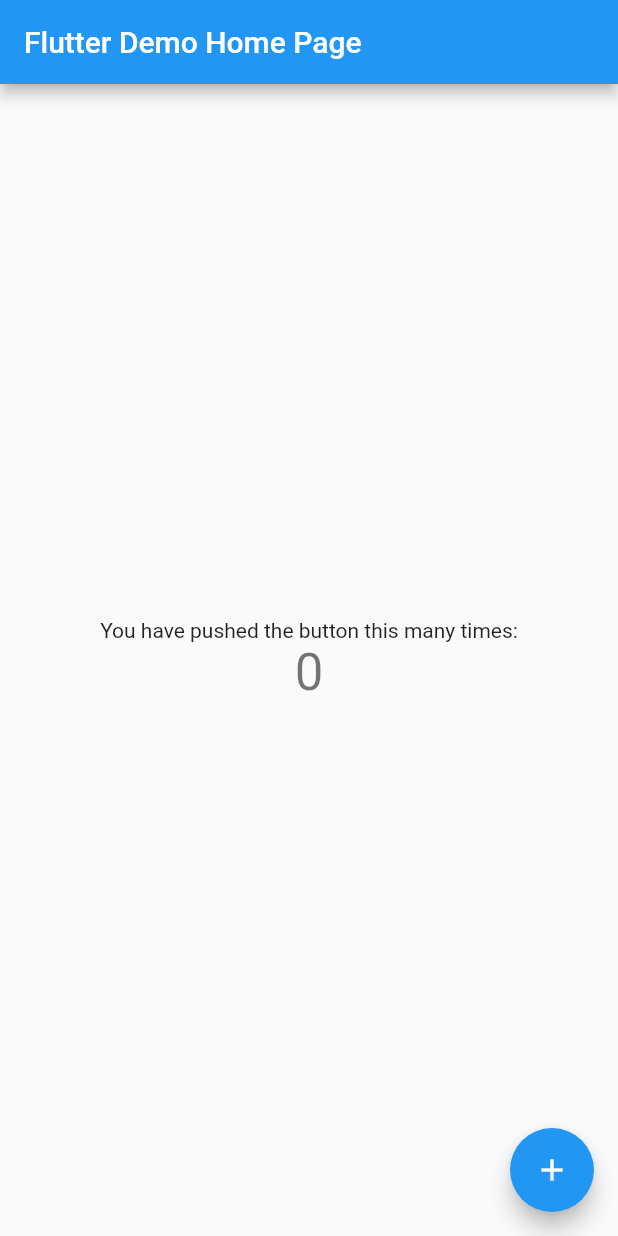
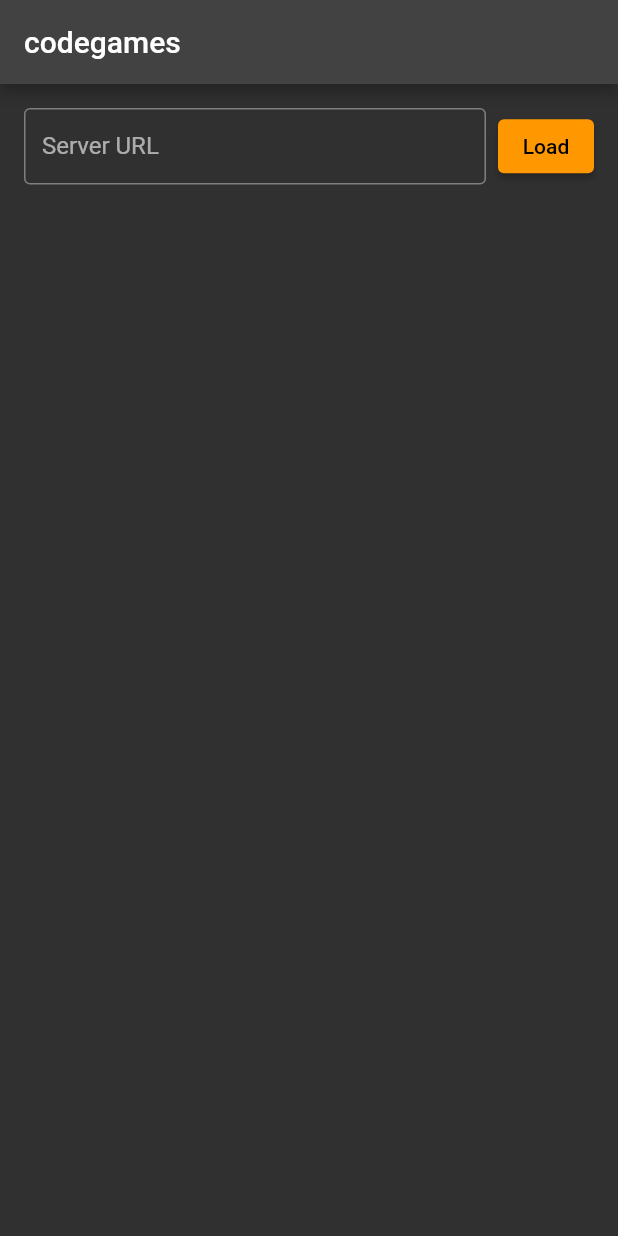
Before and after one commit to PixelSam123/codegames_frontend_native, a Flutter app: the screen it shows after launch, on a phone screen of 412 x 824 dp. Run offline on Flutter 3.47's test engine with Material 2 defaults, Android fonts, the phone set to English and light mode, and no system bars.

Commit message:
prepare main file

```diff
--- a/lib/main.dart
+++ b/lib/main.dart
@@ -7,109 +7,58 @@ void main() {
 class MyApp extends StatelessWidget {
   const MyApp({super.key});
 
-  // This widget is the root of your application.
   @override
   Widget build(BuildContext context) {
     return MaterialApp(
-      title: 'Flutter Demo',
+      title: 'codegames',
       theme: ThemeData(
-        // This is the theme of your application.
-        //
-        // Try running your application with "flutter run". You'll see the
-        // application has a blue toolbar. Then, without quitting the app, try
-        // changing the primarySwatch below to Colors.green and then invoke
-        // "hot reload" (press "r" in the console where you ran "flutter run",
-        // or simply save your changes to "hot reload" in a Flutter IDE).
-        // Notice that the counter didn't reset back to zero; the application
-        // is not restarted.
-        primarySwatch: Colors.blue,
+        primarySwatch: Colors.orange,
+        brightness: Brightness.dark,
       ),
-      home: const MyHomePage(title: 'Flutter Demo Home Page'),
+      home: const MyHomePage(),
     );
   }
 }
 
 class MyHomePage extends StatefulWidget {
-  const MyHomePage({super.key, required this.title});
-
-  // This widget is the home page of your application. It is stateful, meaning
-  // that it has a State object (defined below) that contains fields that affect
-  // how it looks.
-
-  // This class is the configuration for the state. It holds the values (in this
-  // case the title) provided by the parent (in this case the App widget) and
-  // used by the build method of the State. Fields in a Widget subclass are
-  // always marked "final".
-
-  final String title;
+  const MyHomePage({super.key});
 
   @override
   State<MyHomePage> createState() => _MyHomePageState();
 }
 
 class _MyHomePageState extends State<MyHomePage> {
-  int _counter = 0;
-
-  void _incrementCounter() {
-    setState(() {
-      // This call to setState tells the Flutter framework that something has
-      // changed in this State, which causes it to rerun the build method below
-      // so that the display can reflect the updated values. If we changed
-      // _counter without calling setState(), then the build method would not be
-      // called again, and so nothing would appear to happen.
-      _counter++;
-    });
-  }
-
   @override
   Widget build(BuildContext context) {
-    // This method is rerun every time setState is called, for instance as done
-    // by the _incrementCounter method above.
-    //
-    // The Flutter framework has been optimized to make rerunning build methods
-    // fast, so that you can just rebuild anything that needs updating rather
-    // than having to individually change instances of widgets.
     return Scaffold(
       appBar: AppBar(
-        // Here we take the value from the MyHomePage object that was created by
-        // the App.build method, and use it to set our appbar title.
-        title: Text(widget.title),
+        title: const Text('codegames'),
       ),
-      body: Center(
-        // Center is a layout widget. It takes a single child and positions it
-        // in the middle of the parent.
+      body: Padding(
+        padding: const EdgeInsets.all(16.0),
         child: Column(
-          // Column is also a layout widget. It takes a list of children and
-          // arranges them vertically. By default, it sizes itself to fit its
-          // children horizontally, and tries to be as tall as its parent.
-          //
-          // Invoke "debug painting" (press "p" in the console, choose the
-          // "Toggle Debug Paint" action from the Flutter Inspector in Android
-          // Studio, or the "Toggle Debug Paint" command in Visual Studio Code)
-          // to see the wireframe for each widget.
-          //
-          // Column has various properties to control how it sizes itself and
-          // how it positions its children. Here we use mainAxisAlignment to
-          // center the children vertically; the main axis here is the vertical
-          // axis because Columns are vertical (the cross axis would be
-          // horizontal).
-          mainAxisAlignment: MainAxisAlignment.center,
-          children: <Widget>[
-            const Text(
-              'You have pushed the button this many times:',
-            ),
-            Text(
-              '$_counter',
-              style: Theme.of(context).textTheme.headlineMedium,
+          children: [
+            Row(
+              children: [
+                const Expanded(
+                  child: TextField(
+                    decoration: InputDecoration(
+                      border: OutlineInputBorder(),
+                      isDense: true,
+                      labelText: 'Server URL',
+                    ),
+                  ),
+                ),
+                const SizedBox(width: 8.0),
+                ElevatedButton(
+                  onPressed: () => {},
+                  child: const Text('Load'),
+                ),
+              ],
             ),
           ],
         ),
       ),
-      floatingActionButton: FloatingActionButton(
-        onPressed: _incrementCounter,
-        tooltip: 'Increment',
-        child: const Icon(Icons.add),
-      ), // This trailing comma makes auto-formatting nicer for build methods.
     );
   }
 }
```
